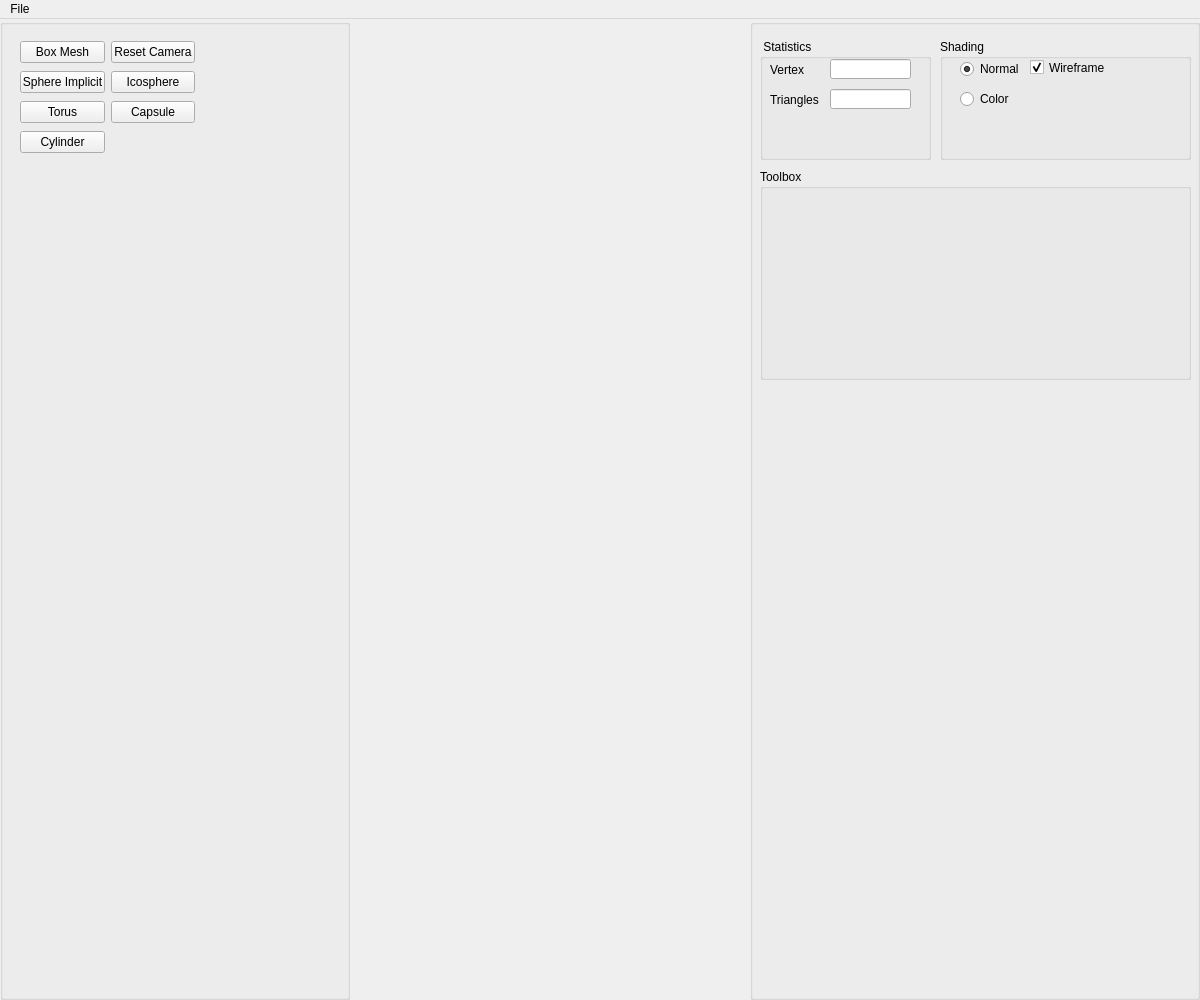
The window that AppTinyMesh/UI/interface.ui (TomClabault/M1-TP-TinyMesh) describes before a commit, drawn with Qt 5.
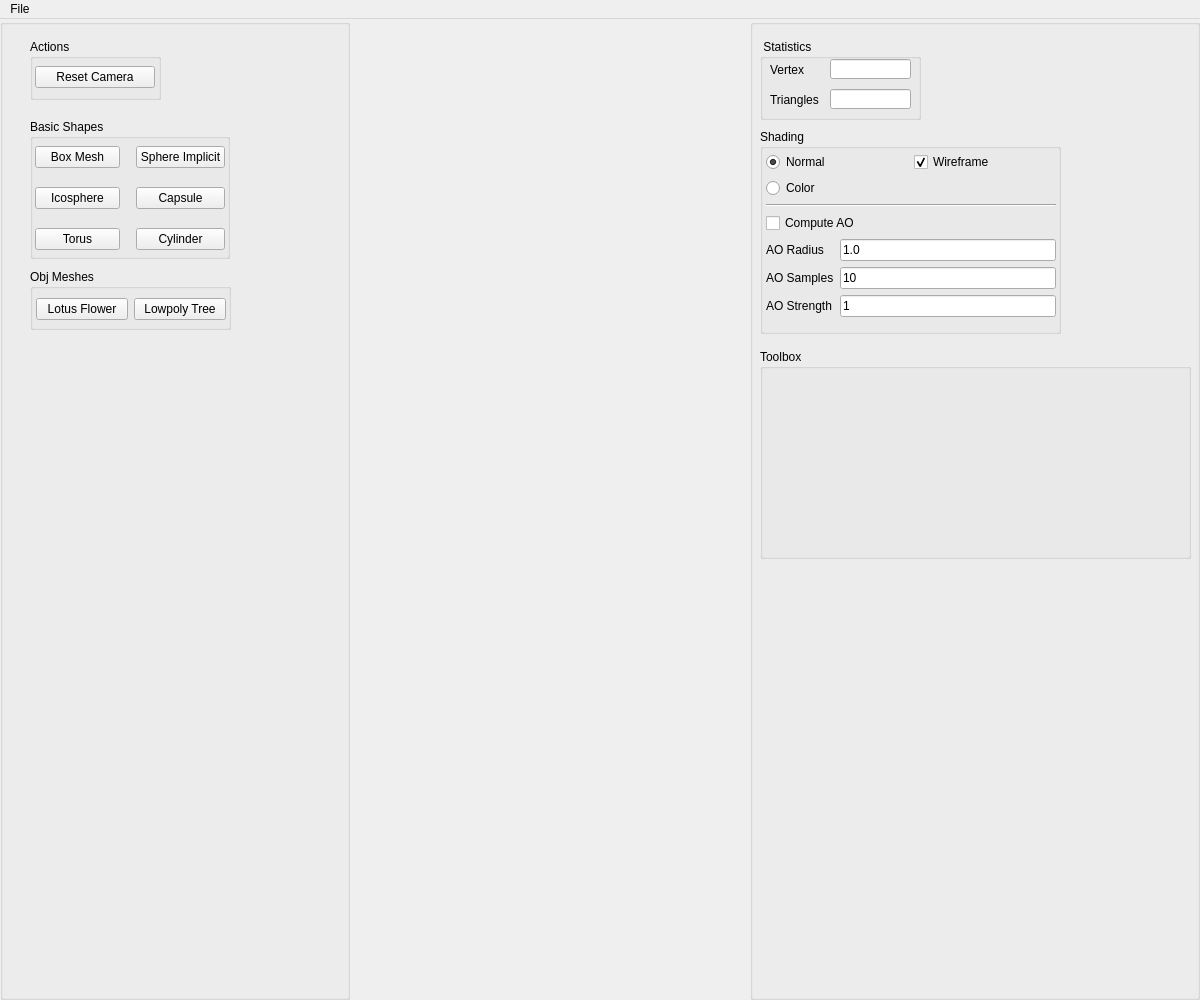
The same window after the commit.

Commit message: Ajout d'éléments UI pour manipuler l'ambient occlusion

```diff
--- a/AppTinyMesh/UI/interface.ui
+++ b/AppTinyMesh/UI/interface.ui
@@ -56,27 +56,46 @@
       <property name="title">
        <string/>
       </property>
-      <widget class="QWidget" name="layoutWidget">
+      <widget class="QGroupBox" name="groupBox">
        <property name="geometry">
         <rect>
-         <x>20</x>
-         <y>20</y>
-         <width>175</width>
-         <height>116</height>
+         <x>30</x>
+         <y>100</y>
+         <width>200</width>
+         <height>140</height>
         </rect>
        </property>
-       <layout class="QGridLayout" name="gridLayout">
-        <item row="1" column="1">
-         <widget class="QPushButton" name="icosphereButton">
-          <property name="text">
-           <string>Icosphere</string>
-          </property>
-         </widget>
-        </item>
-        <item row="2" column="1">
-         <widget class="QPushButton" name="capsuleButton">
+       <property name="title">
+        <string>Basic Shapes</string>
+       </property>
+       <widget class="QWidget" name="">
+        <property name="geometry">
+         <rect>
+          <x>5</x>
+          <y>24</y>
+          <width>190</width>
+          <height>110</height>
+         </rect>
+        </property>
+        <layout class="QGridLayout" name="gridLayout_2">
+         <property name="spacing">
+          <number>16</number>
+         </property>
+         <item row="0" column="1">
+          <widget class="QPushButton" name="sphereImplicit">
+           <property name="toolTip">
+            <string>&lt;!DOCTYPE HTML PUBLIC &quot;-//W3C//DTD HTML 4.0//EN&quot; &quot;http://www.w3.org/TR/REC-html40/strict.dtd&quot;&gt;
+&lt;html&gt;&lt;head&gt;&lt;meta name=&quot;qrichtext&quot; content=&quot;1&quot; /&gt;&lt;style type=&quot;text/css&quot;&gt;
+p, li { white-space: pre-wrap; }
+&lt;/style&gt;&lt;/head&gt;&lt;body style=&quot; font-family:'MS Shell Dlg 2'; font-size:8pt; font-weight:400; font-style:normal;&quot;&gt;
+&lt;p style=&quot; margin-top:0px; margin-bottom:0px; margin-left:0px; margin-right:0px; -qt-block-indent:0; text-indent:0px;&quot;&gt;&lt;span style=&quot; color:#5500ff;&quot;&gt;Callback #01&lt;/span&gt;&lt;/p&gt;
+&lt;p style=&quot; margin-top:0px; margin-bottom:0px; margin-left:0px; margin-right:0px; -qt-block-indent:0; text-indent:0px;&quot;&gt;&lt;span style=&quot; font-style:italic; color:#aa00ff;&quot;&gt;Create Eurographics 1996 Bear&lt;/span&gt;&lt;/p&gt;&lt;/body&gt;&lt;/html&gt;</string>
+           </property>
           <property name="text">
-           <string>Capsule</string>
+            <string>Sphere Implicit</string>
+           </property>
+           <property name="checkable">
+            <bool>false</bool>
           </property>
          </widget>
         </item>
@@ -98,6 +117,13 @@
           </property>
          </widget>
         </item>
+         <item row="1" column="0">
+          <widget class="QPushButton" name="icosphereButton">
+           <property name="text">
+            <string>Icosphere</string>
+           </property>
+          </widget>
+         </item>
         <item row="2" column="0">
          <widget class="QPushButton" name="torusButton">
           <property name="text">
@@ -105,7 +131,46 @@
           </property>
          </widget>
         </item>
-        <item row="0" column="1">
+         <item row="2" column="1">
+          <widget class="QPushButton" name="cylinderButton">
+           <property name="text">
+            <string>Cylinder</string>
+           </property>
+          </widget>
+         </item>
+         <item row="1" column="1">
+          <widget class="QPushButton" name="capsuleButton">
+           <property name="text">
+            <string>Capsule</string>
+           </property>
+          </widget>
+         </item>
+        </layout>
+       </widget>
+      </widget>
+      <widget class="QGroupBox" name="groupBox_2">
+       <property name="geometry">
+        <rect>
+         <x>30</x>
+         <y>20</y>
+         <width>131</width>
+         <height>61</height>
+        </rect>
+       </property>
+       <property name="title">
+        <string>Actions</string>
+       </property>
+       <widget class="QWidget" name="gridLayoutWidget">
+        <property name="geometry">
+         <rect>
+          <x>5</x>
+          <y>23</y>
+          <width>120</width>
+          <height>31</height>
+         </rect>
+        </property>
+        <layout class="QGridLayout" name="gridLayout_3">
+         <item row="0" column="0">
          <widget class="QPushButton" name="resetcameraButton">
           <property name="toolTip">
            <string>&lt;html&gt;&lt;head/&gt;&lt;body&gt;&lt;p&gt;&lt;span style=&quot; color:#5500ff;&quot;&gt;Callback #03&lt;/span&gt;&lt;/p&gt;&lt;p&gt;&lt;span style=&quot; font-style:italic; color:#aa00ff;&quot;&gt;Create Eurographics 1996 Bird&lt;/span&gt;&lt;/p&gt;&lt;/body&gt;&lt;/html&gt;</string>
@@ -127,32 +192,47 @@
           </property>
          </widget>
         </item>
-        <item row="1" column="0">
-         <widget class="QPushButton" name="sphereImplicit">
-          <property name="toolTip">
-           <string>&lt;!DOCTYPE HTML PUBLIC &quot;-//W3C//DTD HTML 4.0//EN&quot; &quot;http://www.w3.org/TR/REC-html40/strict.dtd&quot;&gt;
-&lt;html&gt;&lt;head&gt;&lt;meta name=&quot;qrichtext&quot; content=&quot;1&quot; /&gt;&lt;style type=&quot;text/css&quot;&gt;
-p, li { white-space: pre-wrap; }
-&lt;/style&gt;&lt;/head&gt;&lt;body style=&quot; font-family:'MS Shell Dlg 2'; font-size:8pt; font-weight:400; font-style:normal;&quot;&gt;
-&lt;p style=&quot; margin-top:0px; margin-bottom:0px; margin-left:0px; margin-right:0px; -qt-block-indent:0; text-indent:0px;&quot;&gt;&lt;span style=&quot; color:#5500ff;&quot;&gt;Callback #01&lt;/span&gt;&lt;/p&gt;
-&lt;p style=&quot; margin-top:0px; margin-bottom:0px; margin-left:0px; margin-right:0px; -qt-block-indent:0; text-indent:0px;&quot;&gt;&lt;span style=&quot; font-style:italic; color:#aa00ff;&quot;&gt;Create Eurographics 1996 Bear&lt;/span&gt;&lt;/p&gt;&lt;/body&gt;&lt;/html&gt;</string>
-          </property>
-          <property name="text">
-           <string>Sphere Implicit</string>
-          </property>
-          <property name="checkable">
-           <bool>false</bool>
-          </property>
-         </widget>
-        </item>
-        <item row="3" column="0">
-         <widget class="QPushButton" name="cylinderButton">
+        </layout>
+       </widget>
+      </widget>
+      <widget class="QGroupBox" name="groupBox_3">
+       <property name="geometry">
+        <rect>
+         <x>30</x>
+         <y>250</y>
+         <width>201</width>
+         <height>61</height>
+        </rect>
+       </property>
+       <property name="title">
+        <string>Obj Meshes</string>
+       </property>
+       <widget class="QWidget" name="gridLayoutWidget_2">
+        <property name="geometry">
+         <rect>
+          <x>6</x>
+          <y>25</y>
+          <width>190</width>
+          <height>31</height>
+         </rect>
+        </property>
+        <layout class="QGridLayout" name="gridLayout">
+         <item row="0" column="0">
+          <widget class="QPushButton" name="lotusFlowerButton">
+           <property name="text">
+            <string>Lotus Flower</string>
+           </property>
+          </widget>
+         </item>
+         <item row="0" column="1">
+          <widget class="QPushButton" name="lowpolyTreeButton">
           <property name="text">
-           <string>Cylinder</string>
+            <string>Lowpoly Tree</string>
           </property>
          </widget>
         </item>
        </layout>
+       </widget>
       </widget>
      </widget>
     </item>
@@ -181,8 +261,8 @@
         <rect>
          <x>10</x>
          <y>20</y>
-         <width>171</width>
-         <height>121</height>
+         <width>161</width>
+         <height>81</height>
         </rect>
        </property>
        <property name="title">
@@ -247,24 +327,56 @@
       <widget class="QGroupBox" name="groupBox_13">
        <property name="geometry">
         <rect>
-         <x>190</x>
-         <y>20</y>
-         <width>251</width>
-         <height>121</height>
+         <x>10</x>
+         <y>110</y>
+         <width>301</width>
+         <height>205</height>
         </rect>
        </property>
        <property name="title">
         <string>Shading</string>
        </property>
+       <widget class="QWidget" name="">
+        <property name="geometry">
+         <rect>
+          <x>6</x>
+          <y>23</y>
+          <width>290</width>
+          <height>180</height>
+         </rect>
+        </property>
+        <layout class="QGridLayout" name="gridLayout_4">
+         <property name="sizeConstraint">
+          <enum>QLayout::SetDefaultConstraint</enum>
+         </property>
+         <item row="3" column="0">
+          <widget class="QCheckBox" name="AOCheckbox">
+           <property name="enabled">
+            <bool>true</bool>
+           </property>
+           <property name="text">
+            <string>Compute AO</string>
+           </property>
+           <property name="checked">
+            <bool>false</bool>
+           </property>
+           <property name="tristate">
+            <bool>false</bool>
+           </property>
+          </widget>
+         </item>
+         <item row="1" column="0">
+          <widget class="QRadioButton" name="radioShadingButton_2">
+           <property name="text">
+            <string>Color</string>
+           </property>
+           <property name="checked">
+            <bool>false</bool>
+           </property>
+          </widget>
+         </item>
+         <item row="0" column="0">
        <widget class="QRadioButton" name="radioShadingButton_1">
-        <property name="geometry">
-         <rect>
-          <x>20</x>
-          <y>20</y>
-          <width>61</width>
-          <height>20</height>
-         </rect>
-        </property>
         <property name="text">
          <string>Normal</string>
         </property>
@@ -272,15 +384,9 @@
          <bool>true</bool>
         </property>
        </widget>
+         </item>
+         <item row="0" column="1">
        <widget class="QCheckBox" name="wireframe">
-        <property name="geometry">
-         <rect>
-          <x>90</x>
-          <y>20</y>
-          <width>81</width>
-          <height>17</height>
-         </rect>
-        </property>
         <property name="text">
          <string>Wireframe</string>
         </property>
@@ -288,21 +394,67 @@
          <bool>true</bool>
         </property>
        </widget>
-       <widget class="QRadioButton" name="radioShadingButton_2">
-        <property name="geometry">
-         <rect>
-          <x>20</x>
-          <y>50</y>
-          <width>61</width>
-          <height>20</height>
-         </rect>
-        </property>
+         </item>
+         <item row="4" column="0" colspan="2">
+          <layout class="QFormLayout" name="formLayout">
+           <item row="0" column="0">
+            <widget class="QLabel" name="label">
+             <property name="text">
+              <string>AO Radius</string>
+             </property>
+            </widget>
+           </item>
+           <item row="0" column="1">
+            <widget class="QLineEdit" name="AORadiusInput">
+             <property name="sizePolicy">
+              <sizepolicy hsizetype="Preferred" vsizetype="Fixed">
+               <horstretch>0</horstretch>
+               <verstretch>0</verstretch>
+              </sizepolicy>
+             </property>
         <property name="text">
-         <string>Color</string>
-        </property>
-        <property name="checked">
-         <bool>false</bool>
-        </property>
+              <string>1.0</string>
+             </property>
+            </widget>
+           </item>
+           <item row="1" column="0">
+            <widget class="QLabel" name="label_4">
+             <property name="text">
+              <string>AO Samples</string>
+             </property>
+            </widget>
+           </item>
+           <item row="1" column="1">
+            <widget class="QLineEdit" name="AOSamplesInput">
+             <property name="text">
+              <string>10</string>
+             </property>
+            </widget>
+           </item>
+           <item row="2" column="0">
+            <widget class="QLabel" name="label_5">
+             <property name="text">
+              <string>AO Strength</string>
+             </property>
+            </widget>
+           </item>
+           <item row="2" column="1">
+            <widget class="QLineEdit" name="AOStrengthInput">
+             <property name="text">
+              <string>1</string>
+             </property>
+            </widget>
+           </item>
+          </layout>
+         </item>
+         <item row="2" column="0" colspan="2">
+          <widget class="Line" name="line">
+           <property name="orientation">
+            <enum>Qt::Horizontal</enum>
+           </property>
+          </widget>
+         </item>
+        </layout>
        </widget>
       </widget>
       <widget class="QGroupBox" name="toolboxGroupBox">
@@ -312,9 +464,9 @@
        <property name="geometry">
         <rect>
          <x>10</x>
-         <y>150</y>
+         <y>330</y>
          <width>431</width>
-         <height>211</height>
+         <height>210</height>
         </rect>
        </property>
        <property name="sizePolicy">
```
Left out of the diff: 2 changed lines with no effect on the pictures. Lines whose indentation alone changed are shown as unchanged. The commit also changes 7 other files.
